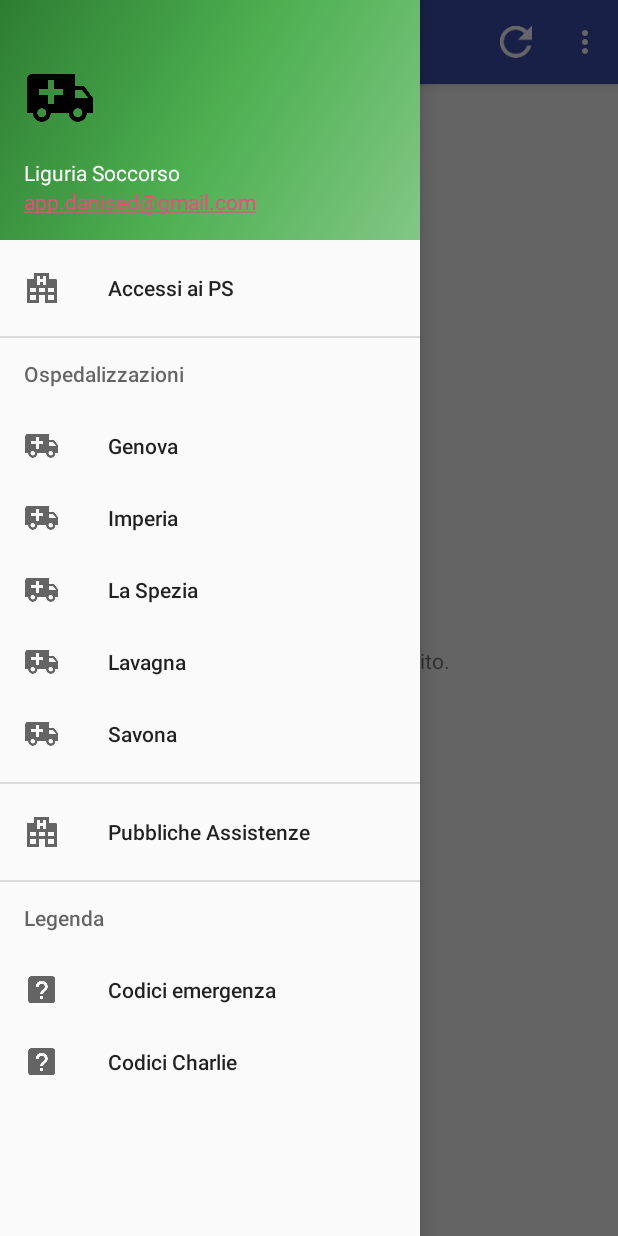
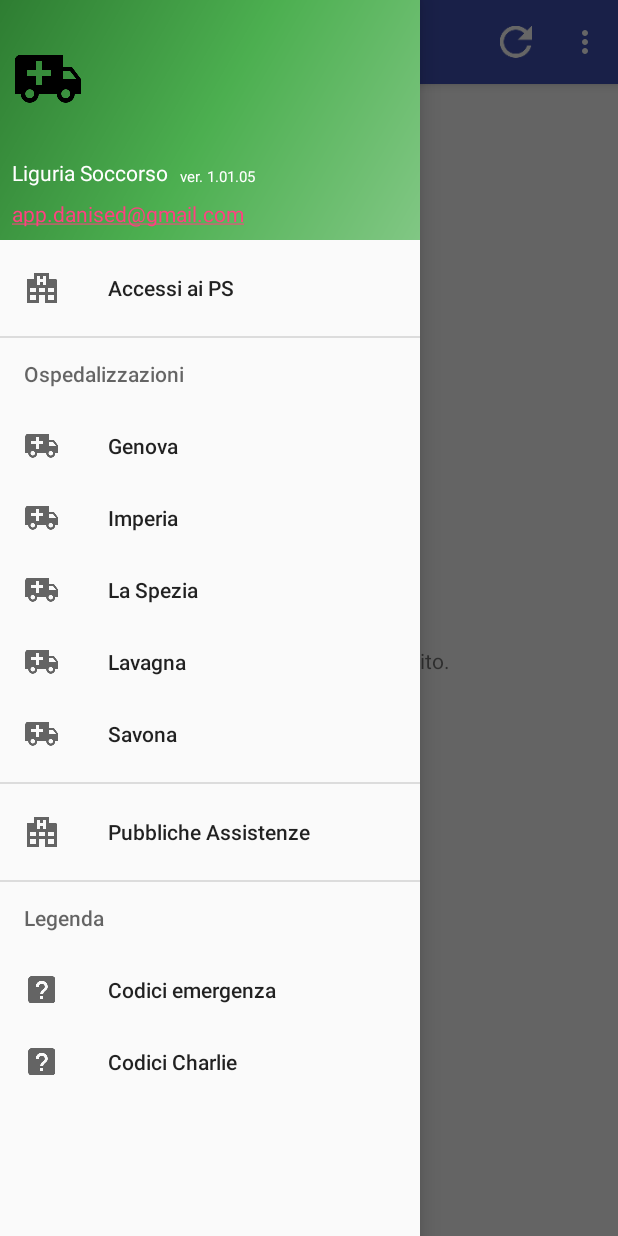
Before and after one commit to sed74/psliguria, an Android app: the screen it shows after launch (MainActivity), with the side drawer open, on a phone screen of 412 x 824 dp. Run offline under Robolectric (Android 15) with nearby library versions, the phone set to English and light mode, and no system bars.

Commit message:
Test cambio versione per BETA

```diff
--- a/app/build.gradle
+++ b/app/build.gradle
@@ -7,8 +7,8 @@ android {
         applicationId "com.dani.sed.liguriasoccorso"
         minSdkVersion 17
         targetSdkVersion 28
-        versionCode 2
-        versionName "1.01.00"
+        versionCode 7
+        versionName "1.01.05"
         vectorDrawables.useSupportLibrary = true
     }
     buildTypes {
--- a/app/src/main/java/com/dani/sed/liguriasoccorso/MainActivity.java
+++ b/app/src/main/java/com/dani/sed/liguriasoccorso/MainActivity.java
@@ -207,8 +207,20 @@ public class MainActivity extends AppCompatActivity
             }
         });
 
+        setVersionNo(navigationView);
         showWhatsNew();
     }
+
+    /**
+     * Writes the app version No on the App Drawer
+     * @param navigationView
+     */
+    private void setVersionNo(NavigationView navigationView) {
+        View header = navigationView.getHeaderView(0);
+        TextView mNameTextView = (TextView) header.findViewById(R.id.version_no);
+        mNameTextView.setText("ver. " + BuildConfig.VERSION_NAME);
+    }
+
 
     private void showWhatsNew() {
         final SharedPreferences sharedPref = getPreferences(Context.MODE_PRIVATE);
--- a/app/src/main/res/layout/nav_header_main.xml
+++ b/app/src/main/res/layout/nav_header_main.xml
@@ -1,36 +1,61 @@
 <?xml version="1.0" encoding="utf-8"?>
-<LinearLayout xmlns:android="http://schemas.android.com/apk/res/android"
+<android.support.constraint.ConstraintLayout xmlns:android="http://schemas.android.com/apk/res/android"
     xmlns:app="http://schemas.android.com/apk/res-auto"
+    xmlns:tools="http://schemas.android.com/tools"
+    android:id="@+id/linearLayout"
     android:layout_width="match_parent"
     android:layout_height="@dimen/nav_header_height"
     android:background="@drawable/side_nav_bar"
     android:gravity="bottom"
-    android:orientation="vertical"
-    android:paddingBottom="@dimen/activity_vertical_margin"
-    android:paddingLeft="@dimen/activity_horizontal_margin"
-    android:paddingRight="@dimen/activity_horizontal_margin"
-    android:paddingTop="@dimen/activity_vertical_margin"
     android:theme="@style/ThemeOverlay.AppCompat.Dark">
 
     <ImageView
         android:id="@+id/imageView"
         android:layout_width="wrap_content"
         android:layout_height="wrap_content"
+        android:layout_marginStart="8dp"
         android:paddingTop="@dimen/nav_header_vertical_spacing"
+        app:layout_constraintBottom_toTopOf="@+id/textView27"
+        app:layout_constraintStart_toStartOf="parent"
+        app:layout_constraintTop_toTopOf="parent"
         app:srcCompat="@drawable/ic_ambulance_black_48dp" />
 
     <TextView
-        android:layout_width="match_parent"
+        android:id="@+id/textView27"
+        android:layout_width="wrap_content"
         android:layout_height="wrap_content"
+        android:layout_marginStart="8dp"
+        android:layout_marginBottom="8dp"
         android:paddingTop="@dimen/nav_header_vertical_spacing"
         android:text="@string/app_name"
-        android:textAppearance="@style/TextAppearance.AppCompat.Body1" />
+        android:textAppearance="@style/TextAppearance.AppCompat.Body1"
+        app:layout_constraintBottom_toTopOf="@+id/textView"
+        app:layout_constraintStart_toStartOf="parent" />
 
     <TextView
         android:id="@+id/textView"
         android:layout_width="wrap_content"
         android:layout_height="wrap_content"
+        android:layout_marginStart="8dp"
+        android:layout_marginBottom="8dp"
+        android:autoLink="email"
         android:text="@string/email_address"
-        android:autoLink="email"/>
+        app:layout_constraintBottom_toBottomOf="parent"
+        app:layout_constraintStart_toStartOf="parent" />
 
-</LinearLayout>
+    <TextView
+        android:id="@+id/version_no"
+        android:layout_width="0dp"
+        android:layout_height="wrap_content"
+        android:layout_marginStart="8dp"
+        android:layout_marginEnd="8dp"
+        android:layout_marginBottom="8dp"
+        android:text="version_no"
+        android:textAppearance="@style/TextAppearance.AppCompat.Body1"
+        android:textSize="10sp"
+        app:layout_constraintBottom_toTopOf="@+id/textView"
+        app:layout_constraintEnd_toEndOf="parent"
+        app:layout_constraintStart_toEndOf="@+id/textView27"
+        tools:text="version_no" />
+
+</android.support.constraint.ConstraintLayout>
--- a/app/src/main/res/values-w600dp/dimens.xml
+++ b/app/src/main/res/values-w600dp/dimens.xml
@@ -1,2 +1,5 @@
 <?xml version="1.0" encoding="utf-8"?>
-<resources></resources>
+
+<resources>
+    <dimen mName="emergency_code_separator">32dp</dimen>
+</resources>
--- /dev/null
+++ b/app/src/main/res/values-w600dp/strings.xml
@@ -0,0 +1,12 @@
+<?xml version="1.0" encoding="utf-8"?>
+
+<resources>
+    <string name="no_of_ambulances" translatable="false">%1$d</string>
+    <string name="tot_missions" translatable="false">%1$d (%2$.2f)</string>
+    <string name="mission_no">Missione:</string>
+    <string name="pickup_location">Luogo:</string>
+    <string name="charlie_code">Charlie:</string>
+    <string name="india_code">Codice uscita:</string>
+    <string name="destination_hospital">Ospedale:</string>
+
+</resources>
--- a/app/src/main/res/values-w720dp/dimens.xml
+++ /dev/null
@@ -1,5 +0,0 @@
-<?xml version="1.0" encoding="utf-8"?>
-
-<resources>
-    <dimen mName="emergency_code_separator">32dp</dimen>
-</resources>
--- a/app/src/main/res/values-w720dp/strings.xml
+++ /dev/null
@@ -1,7 +0,0 @@
-<?xml version="1.0" encoding="utf-8"?>
-
-<resources>
-    <string name="no_of_ambulances" translatable="false">%1$d</string>
-    <string name="tot_missions" translatable="false">%1$d (%2$.2f)</string>
-
-</resources>
--- a/build.gradle
+++ b/build.gradle
@@ -7,7 +7,7 @@ buildscript {
         google()
     }
     dependencies {
-        classpath 'com.android.tools.build:gradle:3.2.1'
+        classpath 'com.android.tools.build:gradle:3.3.0'
         classpath ('com.google.firebase:firebase-plugins:1.1.0') {
             exclude group: 'com.google.guava', module: 'guava-jdk5'
         }
```
Also changed, not shown: gradle/wrapper/gradle-wrapper.properties, 2 other files.
